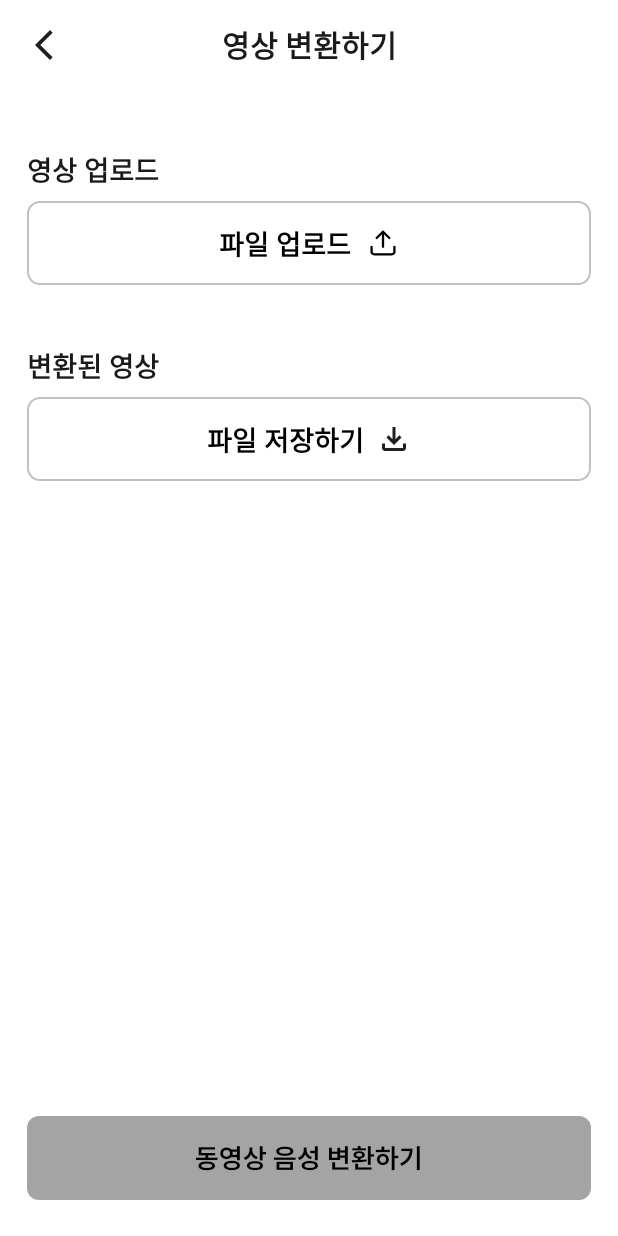
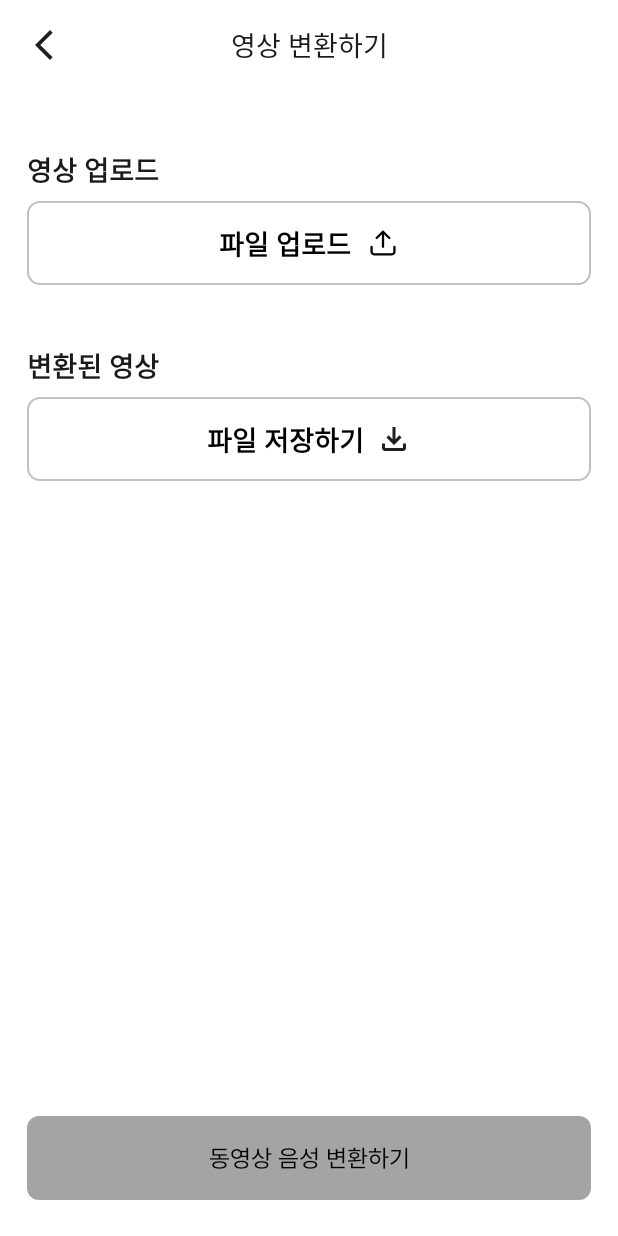
Before and after one commit to Conan-Capstone-design/Android, an Android app: the VideoActivity screen opened directly, with no data from a screen before it, on a phone screen of 412 x 824 dp. Run offline under Robolectric (Android 15) with nearby library versions, the phone set to English and light mode, and no system bars.

Commit message:
feat: 폰트 수정

```diff
--- a/app/src/main/res/layout/activity_video.xml
+++ b/app/src/main/res/layout/activity_video.xml
@@ -20,8 +20,8 @@
         android:layout_width="wrap_content"
         android:layout_height="wrap_content"
         android:text="영상 변환하기"
-        android:textSize="20dp"
-        android:textStyle="bold"
+        android:textSize="18dp"
+        android:fontFamily="@font/suit_medium"
         app:layout_constraintTop_toTopOf="@id/Video_toolbar"
         app:layout_constraintBottom_toBottomOf="@id/Video_toolbar"
         app:layout_constraintStart_toStartOf="@id/Video_toolbar"
@@ -268,9 +268,9 @@
             android:layout_width="wrap_content"
             android:layout_height="wrap_content"
             android:text="동영상 음성 변환하기"
-            android:textSize="18sp"
-            android:textColor="#000000"
-            android:fontFamily="@font/suit_bold"
+            android:textSize="16dp"
+            android:textColor="@color/Gray900"
+            android:fontFamily="@font/suit_regular"
             app:layout_constraintTop_toTopOf="parent"
             app:layout_constraintBottom_toBottomOf="parent"
             app:layout_constraintStart_toStartOf="parent"
```
